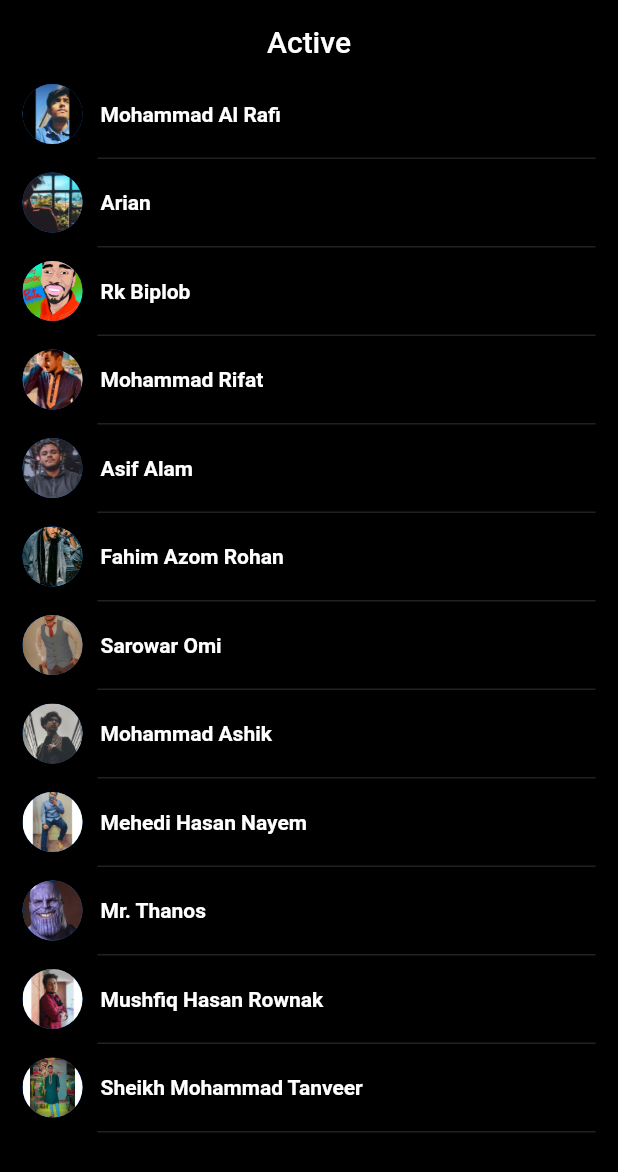
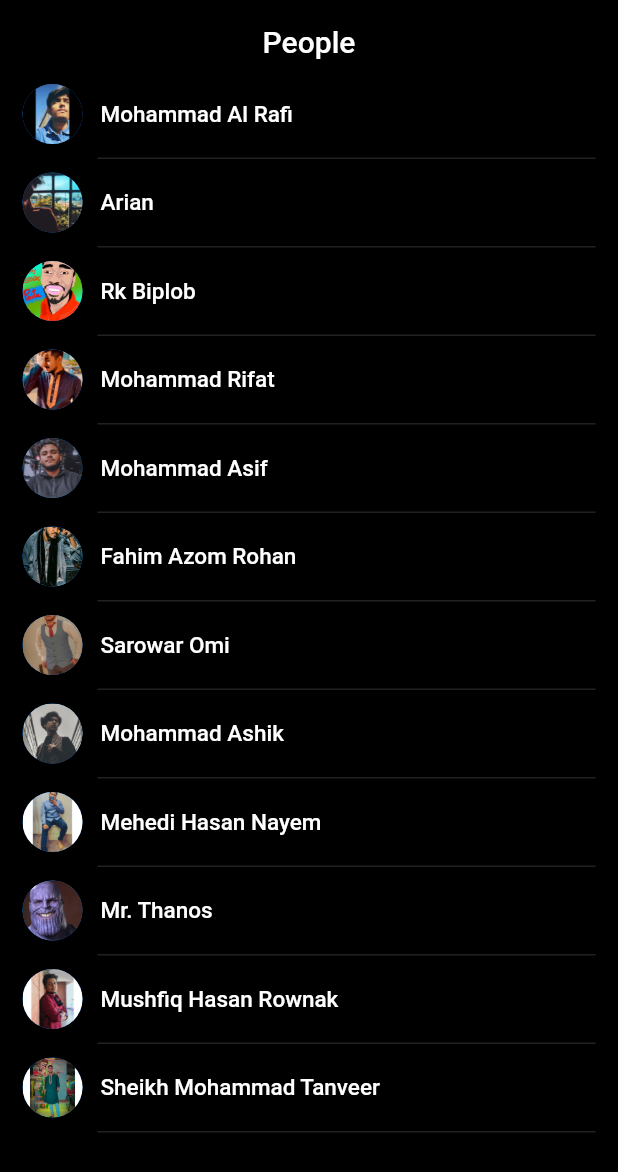
Before and after one commit to al-rafi304/messenger_UI_clone, a Flutter app: the People screen opened directly, on a phone screen of 412 x 824 dp. Shown: the top 1172 px of the screen. Run offline on Flutter 3.47's test engine with Material 2 defaults, Android fonts, the phone set to English and light mode, and no system bars.

Commit message:
Changed text styles

```diff
--- a/lib/pages/people.dart
+++ b/lib/pages/people.dart
@@ -13,7 +13,7 @@ class People extends StatelessWidget {
               mainAxisSize: MainAxisSize.min,
               children: [
                 Text(
-                  "Active",
+                  "People",
                   style: TextStyle(
                     color: Colors.white,
                   ),
@@ -33,14 +33,17 @@ class People extends StatelessWidget {
                 PeoplesItem(name: 'Arian', picPath: 'assets/02.jpg'),
                 PeoplesItem(name: 'Rk Biplob', picPath: 'assets/03.jpg'),
                 PeoplesItem(name: 'Mohammad Rifat', picPath: 'assets/04.jpg'),
-                PeoplesItem(name: 'Asif Alam', picPath: 'assets/07.jpg'),
+                PeoplesItem(name: 'Mohammad Asif', picPath: 'assets/07.jpg'),
                 PeoplesItem(name: 'Fahim Azom Rohan', picPath: 'assets/09.jpg'),
                 PeoplesItem(name: 'Sarowar Omi', picPath: 'assets/08.jpg'),
                 PeoplesItem(name: 'Mohammad Ashik', picPath: 'assets/05.jpg'),
-                PeoplesItem(name: 'Mehedi Hasan Nayem', picPath: 'assets/10.jpg'),
+                PeoplesItem(
+                    name: 'Mehedi Hasan Nayem', picPath: 'assets/10.jpg'),
                 PeoplesItem(name: 'Mr. Thanos', picPath: 'assets/06.jpg'),
-                PeoplesItem(name: 'Mushfiq Hasan Rownak', picPath: 'assets/12.jpg'),
-                PeoplesItem(name: 'Sheikh Mohammad Tanveer', picPath: 'assets/11.jpg'),
+                PeoplesItem(
+                    name: 'Mushfiq Hasan Rownak', picPath: 'assets/12.jpg'),
+                PeoplesItem(
+                    name: 'Sheikh Mohammad Tanveer', picPath: 'assets/11.jpg'),
               ],
             ),
           ),
@@ -63,23 +66,27 @@ class PeoplesItem extends StatelessWidget {
           children: [
             CircleAvatar(
               backgroundImage: AssetImage(picPath),
+              radius: 20,
             ),
             SizedBox(
               width: 12,
             ),
             Text(
               name,
-              style:
-                  TextStyle(color: Colors.white, fontWeight: FontWeight.bold),
+              style: TextStyle(
+                color: Colors.white,
+                fontWeight: FontWeight.w500,
+                fontSize: 15
+              ),
             ),
           ],
         ),
         Divider(
-                  color: Colors.grey[900],
-                  thickness: 1,
-                  height: 19,
-                  indent: 50,
-                )
+          color: Colors.grey[900],
+          thickness: 1,
+          height: 19,
+          indent: 50,
+        )
       ],
     ));
   }
```
